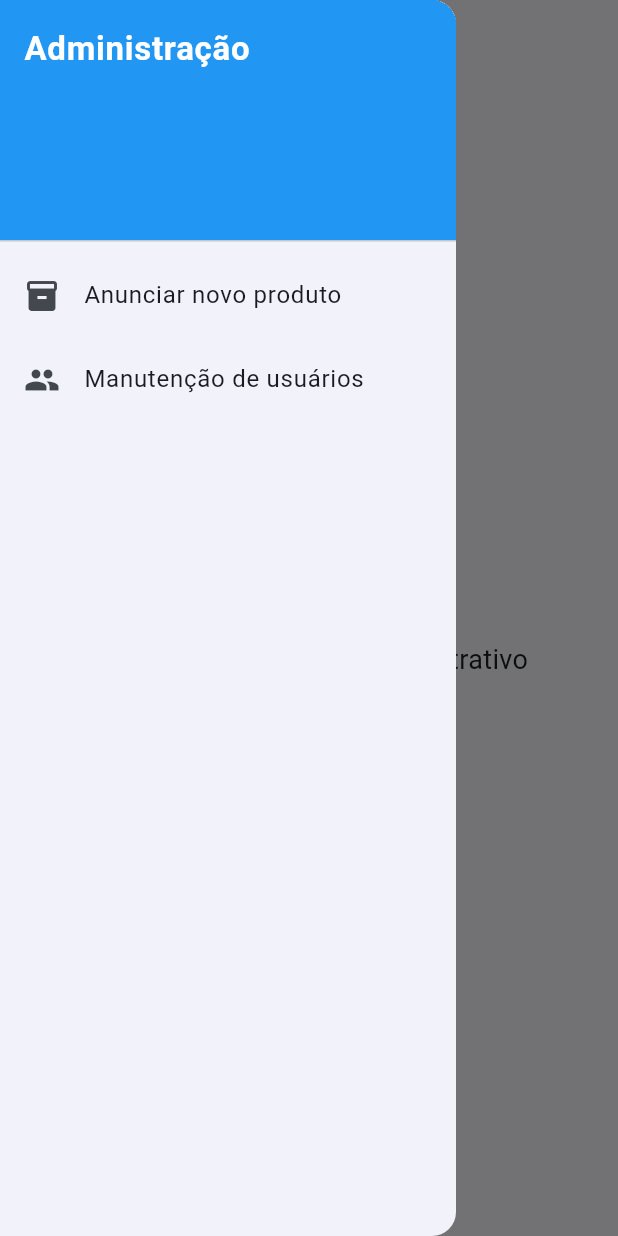
After one commit to edu141415/flutter-loja-oliveira-de-carvalho, a Flutter app: the AdminHomePage screen opened directly, in the side drawer, after a tap on "Anunciar novo produto", on a phone screen of 412 x 824 dp. The commit adds this screen. Run offline on Flutter 3.47's test engine with Material 3 defaults, Android fonts, the phone set to English and light mode, and no system bars; our stand-ins replace mask_text_input_formatter, share_plus, supabase_flutter; accounts and stored records are empty; network calls fail.

```diff
--- /dev/null
+++ b/lib/pages/admin/admin_home_page.dart
@@ -0,0 +1,57 @@
+import 'package:flutter/material.dart';
+
+class AdminHomePage extends StatelessWidget {
+  const AdminHomePage({super.key});
+
+  @override
+  Widget build(BuildContext context) {
+    return Scaffold(
+      appBar: AppBar(
+        title: const Text('Painel Administrativo'),
+      ),
+      drawer: Drawer(
+        child: ListView(
+          padding: EdgeInsets.zero,
+          children: [
+            const DrawerHeader(
+              decoration: BoxDecoration(color: Colors.blue),
+              child: Text(
+                'Administração',
+                style: TextStyle(
+                  color: Colors.white,
+                  fontSize: 22,
+                  fontWeight: FontWeight.bold,
+                ),
+              ),
+            ),
+
+            // 📦 PRODUTOS
+            ListTile(
+              leading: const Icon(Icons.inventory),
+              title: const Text('Anunciar novo produto'),
+              onTap: () {
+                Navigator.pushNamed(context, '/admin-produtos');
+              },
+            ),
+
+            // 👥 USUÁRIOS
+            ListTile(
+              leading: const Icon(Icons.people),
+              title: const Text('Manutenção de usuários'),
+              onTap: () {
+                Navigator.pushNamed(context, '/admin-usuarios');
+              },
+            ),
+          ],
+        ),
+      ),
+
+      body: const Center(
+        child: Text(
+          'Bem-vindo ao Painel Administrativo',
+          style: TextStyle(fontSize: 18),
+        ),
+      ),
+    );
+  }
+}
```
Also changed, not shown: lib/models/usuario.dart (added, +25 -0 lines), lib/pages/admin/admin_produto_page.dart (added, +21 -0 lines), lib/pages/admin/admin_usuarios_page.dart (added, +21 -0 lines), lib/pages/home_com_usuario.dart (+33 -8 lines), lib/services/usuario_service.dart (added, +55 -0 lines), lib/widgets/admin_drawer.dart (added, +85 -0 lines), lib/services/produto_service.dart (added), lib/services/storage_service.dart (added), 2 other files.
